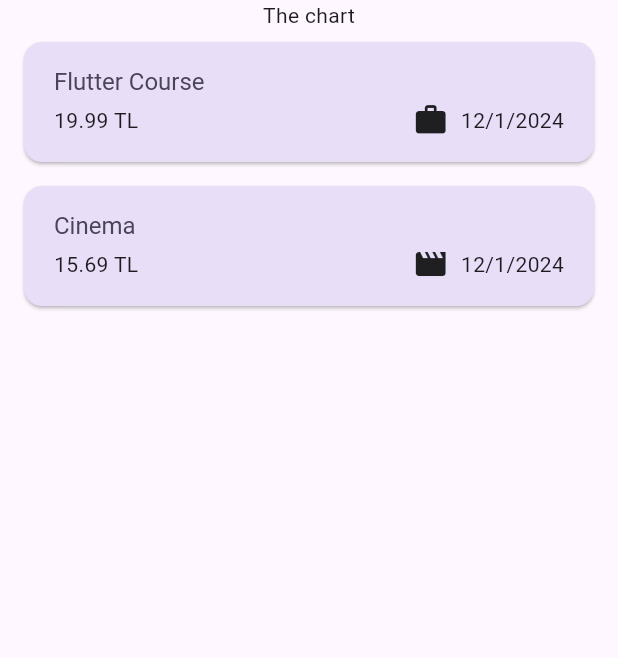
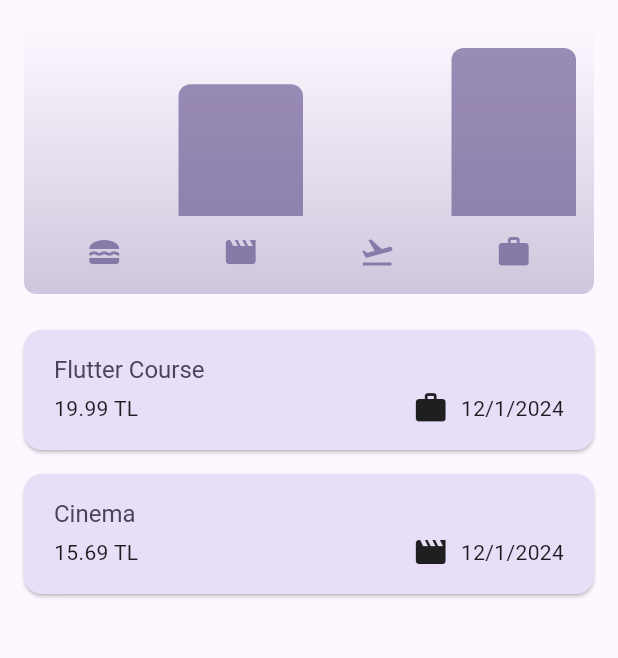
Before and after one commit to dincerv/expense_tracker, a Flutter app: the screen it shows after launch, on a phone screen of 412 x 824 dp, the part 84-742 px from its top. Run offline on Flutter 3.47's test engine with Material 3 defaults, Android fonts, the phone set to English and light mode, and no system bars.

Commit message:
feat: Implement dark mode, alternative constructors, and chart widgets

```diff
--- a/lib/main.dart
+++ b/lib/main.dart
@@ -5,9 +5,30 @@ var kColorScheme = ColorScheme.fromSeed(
   seedColor: Color.fromARGB(255, 96, 59, 181),
 );
 
+var kDarkColorScheme = ColorScheme.fromSeed(
+  brightness: Brightness.dark,
+  seedColor: const Color.fromARGB(255, 5, 99, 125),
+);
+
 void main() {
   runApp(
     MaterialApp(
+      darkTheme: ThemeData.dark().copyWith(
+        colorScheme: kDarkColorScheme,
+        cardTheme: const CardTheme().copyWith(
+          color: kDarkColorScheme.secondaryContainer,
+          margin: const EdgeInsets.symmetric(
+            horizontal: 16,
+            vertical: 8,
+          ),
+        ),
+        elevatedButtonTheme: ElevatedButtonThemeData(
+          style: ElevatedButton.styleFrom(
+            backgroundColor: kDarkColorScheme.primaryContainer,
+            foregroundColor: kDarkColorScheme.onPrimaryContainer,
+          ),
+        ),
+      ),
       theme: ThemeData().copyWith(
         // useMaterial3: true, it is already default in the latest version
         colorScheme: kColorScheme,
@@ -35,6 +56,7 @@ void main() {
               ),
             ),
       ),
+      // themeMode: ThemeMode.system, //default
       home: const Expenses(),
     ),
   );
--- a/lib/models/expense.dart
+++ b/lib/models/expense.dart
@@ -33,3 +33,28 @@ class Expense {
     return formatter.format(date);
   }
 }
+
+class ExpenseBucket {
+  const ExpenseBucket({
+    required this.category,
+    required this.expenses,
+  });
+
+  ExpenseBucket.forCategory(List<Expense> allExpenses, this.category)
+      : expenses = allExpenses
+            .where((expense) => expense.category == category)
+            .toList();
+
+  final Category category;
+  final List<Expense> expenses;
+
+  double get totalExpenses {
+    double sum = 0;
+
+    for (final expense in expenses) {
+      sum += expense.amount;
+    }
+
+    return sum;
+  }
+}
--- /dev/null
+++ b/lib/widgets/chart/chart.dart
@@ -0,0 +1,95 @@
+import 'package:flutter/material.dart';
+
+import 'package:expense_tracker/widgets/chart/chart_bar.dart';
+import 'package:expense_tracker/models/expense.dart';
+
+class Chart extends StatelessWidget {
+  const Chart({super.key, required this.expenses});
+
+  final List<Expense> expenses;
+
+  List<ExpenseBucket> get buckets {
+    return [
+      ExpenseBucket.forCategory(expenses, Category.food),
+      ExpenseBucket.forCategory(expenses, Category.leisure),
+      ExpenseBucket.forCategory(expenses, Category.travel),
+      ExpenseBucket.forCategory(expenses, Category.work),
+    ];
+  }
+
+  double get maxTotalExpense {
+    double maxTotalExpense = 0;
+
+    for (final bucket in buckets) {
+      if (bucket.totalExpenses > maxTotalExpense) {
+        maxTotalExpense = bucket.totalExpenses;
+      }
+    }
+
+    return maxTotalExpense;
+  }
+
+  @override
+  Widget build(BuildContext context) {
+    final isDarkMode =
+        MediaQuery.of(context).platformBrightness == Brightness.dark;
+    return Container(
+      margin: const EdgeInsets.all(16),
+      padding: const EdgeInsets.symmetric(
+        vertical: 16,
+        horizontal: 8,
+      ),
+      width: double.infinity,
+      height: 180,
+      decoration: BoxDecoration(
+        borderRadius: BorderRadius.circular(8),
+        gradient: LinearGradient(
+          colors: [
+            Theme.of(context).colorScheme.primary.withOpacity(0.3),
+            Theme.of(context).colorScheme.primary.withOpacity(0.0)
+          ],
+          begin: Alignment.bottomCenter,
+          end: Alignment.topCenter,
+        ),
+      ),
+      child: Column(
+        children: [
+          Expanded(
+            child: Row(
+              crossAxisAlignment: CrossAxisAlignment.end,
+              children: [
+                for (final bucket in buckets) // alternative to map()
+                  ChartBar(
+                    fill: bucket.totalExpenses == 0
+                        ? 0
+                        : bucket.totalExpenses / maxTotalExpense,
+                  )
+              ],
+            ),
+          ),
+          const SizedBox(height: 12),
+          Row(
+            children: buckets
+                .map(
+                  (bucket) => Expanded(
+                    child: Padding(
+                      padding: const EdgeInsets.symmetric(horizontal: 4),
+                      child: Icon(
+                        categoryIcons[bucket.category],
+                        color: isDarkMode
+                            ? Theme.of(context).colorScheme.secondary
+                            : Theme.of(context)
+                                .colorScheme
+                                .primary
+                                .withOpacity(0.7),
+                      ),
+                    ),
+                  ),
+                )
+                .toList(),
+          )
+        ],
+      ),
+    );
+  }
+}
--- /dev/null
+++ b/lib/widgets/chart/chart_bar.dart
@@ -0,0 +1,34 @@
+import 'package:flutter/material.dart';
+
+class ChartBar extends StatelessWidget {
+  const ChartBar({
+    super.key,
+    required this.fill,
+  });
+
+  final double fill;
+
+  @override
+  Widget build(BuildContext context) {
+    final isDarkMode =
+        MediaQuery.of(context).platformBrightness == Brightness.dark;
+    return Expanded(
+      child: Padding(
+        padding: const EdgeInsets.symmetric(horizontal: 4),
+        child: FractionallySizedBox(
+          heightFactor: fill,
+          child: DecoratedBox(
+            decoration: BoxDecoration(
+              shape: BoxShape.rectangle,
+              borderRadius:
+                  const BorderRadius.vertical(top: Radius.circular(8)),
+              color: isDarkMode
+                  ? Theme.of(context).colorScheme.secondary
+                  : Theme.of(context).colorScheme.primary.withOpacity(0.65),
+            ),
+          ),
+        ),
+      ),
+    );
+  }
+}
--- a/lib/widgets/expenses.dart
+++ b/lib/widgets/expenses.dart
@@ -2,6 +2,7 @@ import 'package:expense_tracker/models/expense.dart';
 import 'package:expense_tracker/widgets/expenses_list/expenses_list.dart';
 import 'package:expense_tracker/widgets/new_expense.dart';
 import 'package:flutter/material.dart';
+import 'package:expense_tracker/widgets/chart/chart.dart';
 
 class Expenses extends StatefulWidget {
   const Expenses({super.key});
@@ -88,7 +89,7 @@ class _ExpensesState extends State<Expenses> {
       ),
       body: Column(
         children: [
-          const Text('The chart'),
+          Chart(expenses: _registeredExpenses),
           Expanded(
             child: mainContent,
           ),
```
